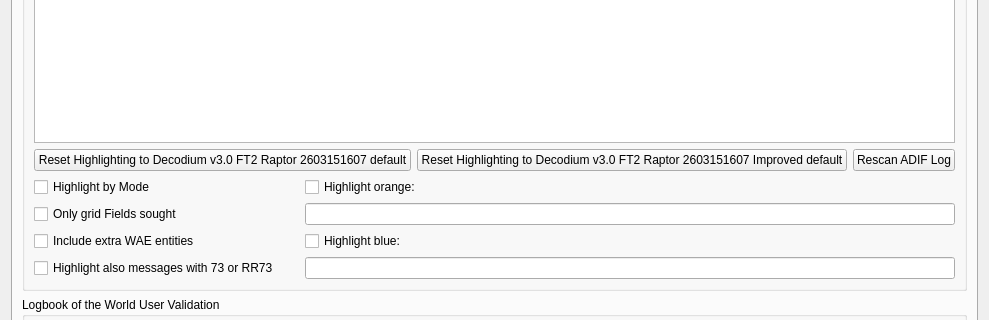
Before: the Qt Designer form Configuration.ui in iu8lmc/Decodium-3.0-Codename-Raptor, drawn with Qt 5; both pictures show x 0 to 989 and y 124 to 444 of the 989 by 716 pixel window.
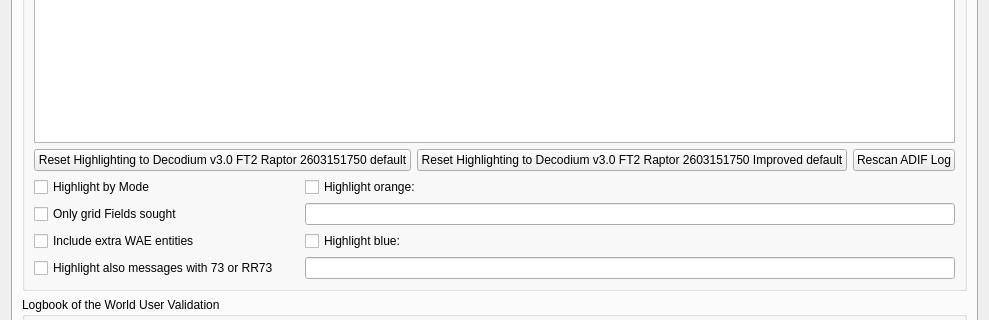
After: the same form once the commit is applied. The open tabs and pages were chosen to show the change. Custom widgets are drawn as their Qt base class.

The edit to the form file:
```diff
--- a/Configuration.ui
+++ b/Configuration.ui
@@ -2828,14 +2828,14 @@
                <string>&lt;html&gt;&lt;head/&gt;&lt;body&gt;&lt;p&gt;Push to reset all highlight items above to default values and priorities.&lt;/p&gt;&lt;/body&gt;&lt;/html&gt;</string>
               </property>
               <property name="text">
-               <string>Reset Highlighting to Decodium v3.0 FT2 Raptor 2603151607 default</string>
+               <string>Reset Highlighting to Decodium v3.0 FT2 Raptor 2603151750 default</string>
               </property>
              </widget>
             </item>
             <item>
              <widget class="QPushButton" name="reset_highlighting_to_defaults2_push_button">
               <property name="text">
-               <string>Reset Highlighting to Decodium v3.0 FT2 Raptor 2603151607 Improved default</string>
+               <string>Reset Highlighting to Decodium v3.0 FT2 Raptor 2603151750 Improved default</string>
               </property>
              </widget>
             </item>
```
Left out of the diff: 14 changed lines with no effect on the pictures.
